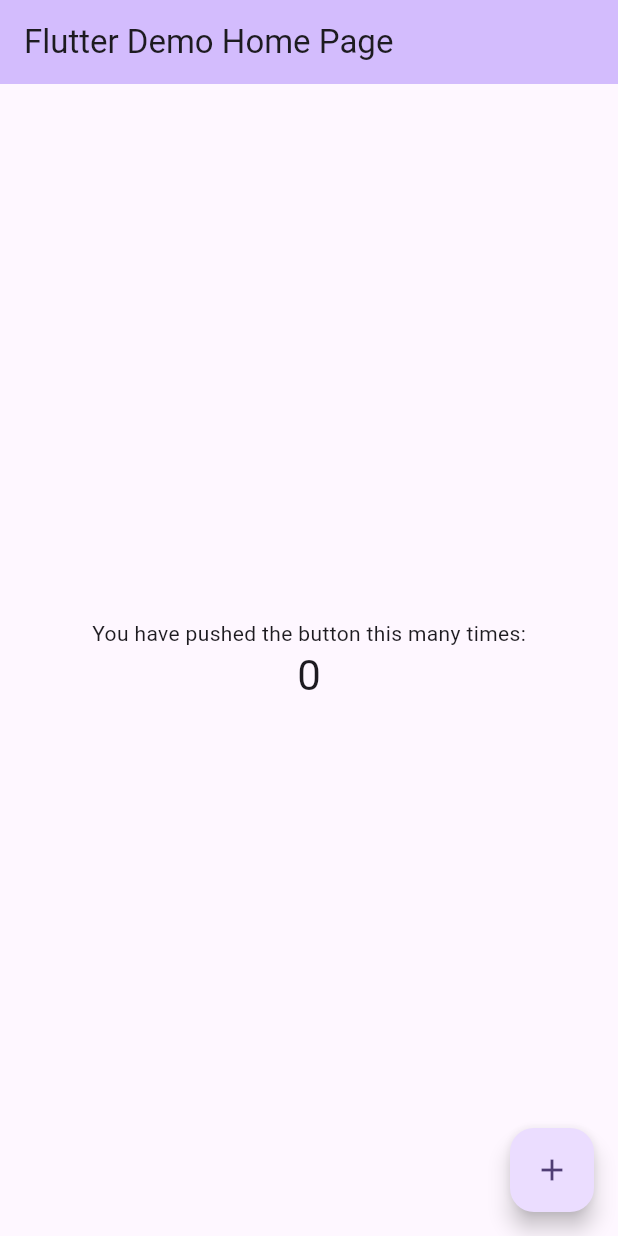
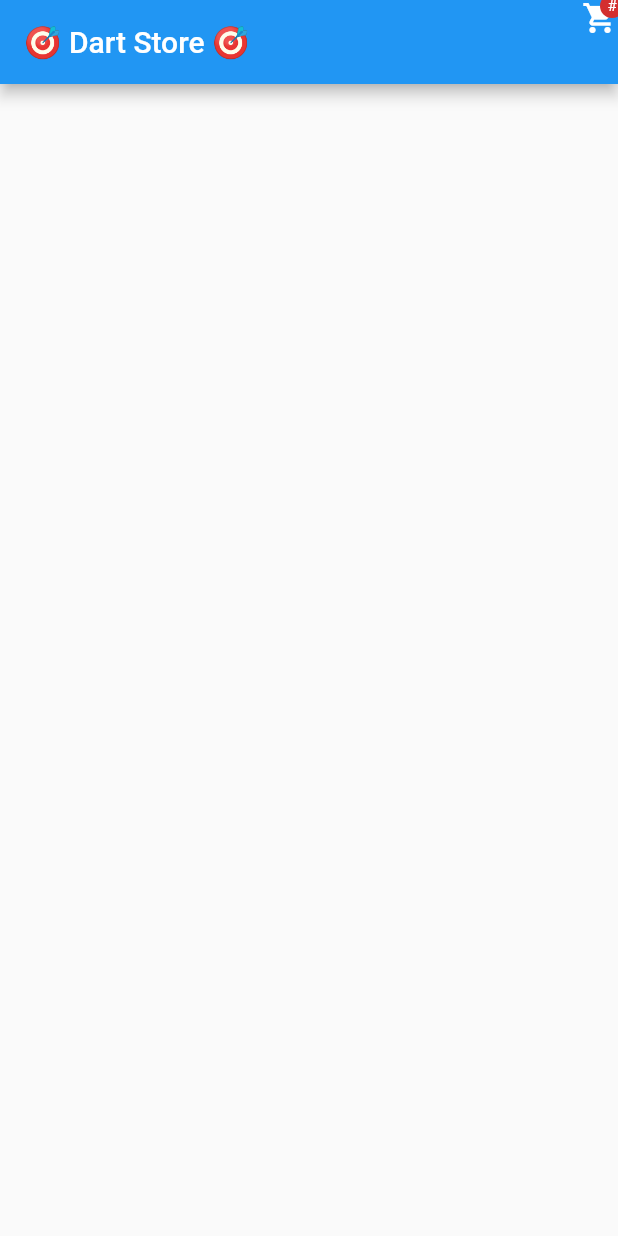
Before and after one commit to NEVED123/DartStoreApp, a Flutter app: the screen it shows after launch, on a phone screen of 412 x 824 dp. Run offline on Flutter 3.47's test engine with Material 2 defaults, Android fonts, the phone set to English and light mode, and no system bars; drawn by our look-alikes of badges.

Commit message:
started UI, added classes for store logic

```diff
--- /dev/null
+++ b/lib/lineItem.dart
@@ -0,0 +1,20 @@
+import 'saleitem.dart';
+
+class LineItem {
+  late SaleItem item;
+  late int quantity;
+
+  LineItem(SaleItem item, int quantity) {
+    this.item = item;
+    this.quantity = quantity;
+  }
+
+  @override
+  String toString() {
+    return 'Item: ${item.itemName}, Quantity: ${quantity}';
+  }
+
+  double getSubtotal() {
+    return item.price * quantity;
+  }
+}
--- a/lib/main.dart
+++ b/lib/main.dart
@@ -1,4 +1,5 @@
 import 'package:flutter/material.dart';
+import 'package:badges/badges.dart' as badges;
 
 void main() {
   runApp(const MyApp());
@@ -7,119 +8,36 @@ void main() {
 class MyApp extends StatelessWidget {
   const MyApp({super.key});
 
-  // This widget is the root of your application.
   @override
   Widget build(BuildContext context) {
     return MaterialApp(
-      title: 'Flutter Demo',
       theme: ThemeData(
-        // This is the theme of your application.
-        //
-        // TRY THIS: Try running your application with "flutter run". You'll see
-        // the application has a blue toolbar. Then, without quitting the app,
-        // try changing the seedColor in the colorScheme below to Colors.green
-        // and then invoke "hot reload" (save your changes or press the "hot
-        // reload" button in a Flutter-supported IDE, or press "r" if you used
-        // the command line to start the app).
-        //
-        // Notice that the counter didn't reset back to zero; the application
-        // state is not lost during the reload. To reset the state, use hot
-        // restart instead.
-        //
-        // This works for code too, not just values: Most code changes can be
-        // tested with just a hot reload.
-        colorScheme: ColorScheme.fromSeed(seedColor: Colors.deepPurple),
-        useMaterial3: true,
-      ),
-      home: const MyHomePage(title: 'Flutter Demo Home Page'),
+          primaryColor: Colors.indigoAccent,
+          secondaryHeaderColor: Colors.green),
+      home: Scaffold(body: ItemsForSale()),
+      debugShowCheckedModeBanner: false,
     );
   }
 }
 
-class MyHomePage extends StatefulWidget {
-  const MyHomePage({super.key, required this.title});
-
-  // This widget is the home page of your application. It is stateful, meaning
-  // that it has a State object (defined below) that contains fields that affect
-  // how it looks.
-
-  // This class is the configuration for the state. It holds the values (in this
-  // case the title) provided by the parent (in this case the App widget) and
-  // used by the build method of the State. Fields in a Widget subclass are
-  // always marked "final".
-
-  final String title;
-
+class ItemsForSale extends StatefulWidget {
   @override
-  State<MyHomePage> createState() => _MyHomePageState();
+  ItemsForSaleState createState() => ItemsForSaleState();
 }
 
-class _MyHomePageState extends State<MyHomePage> {
-  int _counter = 0;
-
-  void _incrementCounter() {
-    setState(() {
-      // This call to setState tells the Flutter framework that something has
-      // changed in this State, which causes it to rerun the build method below
-      // so that the display can reflect the updated values. If we changed
-      // _counter without calling setState(), then the build method would not be
-      // called again, and so nothing would appear to happen.
-      _counter++;
-    });
+class ItemsForSaleState extends State<ItemsForSale> {
+  @override
+  Widget build(BuildContext context) {
+    return Scaffold(
+      appBar:
+          AppBar(title: const Text('🎯 Dart Store 🎯'), actions: const <Widget>[
+        Badge(
+          label: Text('#'),
+          child: Icon(Icons.shopping_cart),
+        )
+      ]),
+    );
   }
 
-  @override
-  Widget build(BuildContext context) {
-    // This method is rerun every time setState is called, for instance as done
-    // by the _incrementCounter method above.
-    //
-    // The Flutter framework has been optimized to make rerunning build methods
-    // fast, so that you can just rebuild anything that needs updating rather
-    // than having to individually change instances of widgets.
-    return Scaffold(
-      appBar: AppBar(
-        // TRY THIS: Try changing the color here to a specific color (to
-        // Colors.amber, perhaps?) and trigger a hot reload to see the AppBar
-        // change color while the other colors stay the same.
-        backgroundColor: Theme.of(context).colorScheme.inversePrimary,
-        // Here we take the value from the MyHomePage object that was created by
-        // the App.build method, and use it to set our appbar title.
-        title: Text(widget.title),
-      ),
-      body: Center(
-        // Center is a layout widget. It takes a single child and positions it
-        // in the middle of the parent.
-        child: Column(
-          // Column is also a layout widget. It takes a list of children and
-          // arranges them vertically. By default, it sizes itself to fit its
-          // children horizontally, and tries to be as tall as its parent.
-          //
-          // Column has various properties to control how it sizes itself and
-          // how it positions its children. Here we use mainAxisAlignment to
-          // center the children vertically; the main axis here is the vertical
-          // axis because Columns are vertical (the cross axis would be
-          // horizontal).
-          //
-          // TRY THIS: Invoke "debug painting" (choose the "Toggle Debug Paint"
-          // action in the IDE, or press "p" in the console), to see the
-          // wireframe for each widget.
-          mainAxisAlignment: MainAxisAlignment.center,
-          children: <Widget>[
-            const Text(
-              'You have pushed the button this many times:',
-            ),
-            Text(
-              '$_counter',
-              style: Theme.of(context).textTheme.headlineMedium,
-            ),
-          ],
-        ),
-      ),
-      floatingActionButton: FloatingActionButton(
-        onPressed: _incrementCounter,
-        tooltip: 'Increment',
-        child: const Icon(Icons.add),
-      ), // This trailing comma makes auto-formatting nicer for build methods.
-    );
-  }
+  void _viewCartPressed() {}
 }
--- /dev/null
+++ b/lib/saleitem.dart
@@ -0,0 +1,15 @@
+class SaleItem {
+  final String itemName;
+  final double price;
+  final String desc;
+  final int id;
+
+  const SaleItem(this.id, this.itemName, this.price, this.desc);
+
+  @override
+  String toString() {
+    return 'Item: ${itemName}, Price: ${price}, Description: ${desc}';
+  }
+
+  static SaleItem emptySaleItem = SaleItem(-1, '', 0, '');
+}
--- a/pubspec.yaml
+++ b/pubspec.yaml
@@ -30,6 +30,7 @@ environment:
 dependencies:
   flutter:
     sdk: flutter
+  badges: ^3.1.1
 
 
   # The following adds the Cupertino Icons font to your application.
```
Also changed, not shown: lib/dartstore.dart (added, +84 -0 lines), lib/sale.dart (added, +45 -0 lines), lib/store.dart (added, +85 -0 lines), pubspec.lock.
